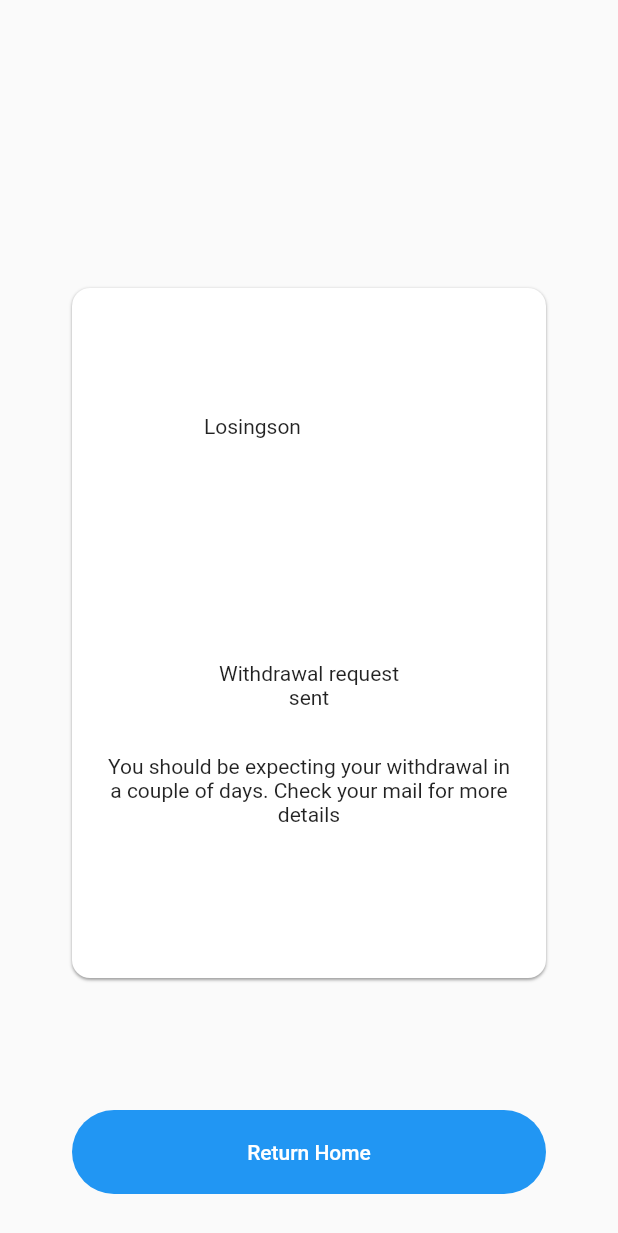
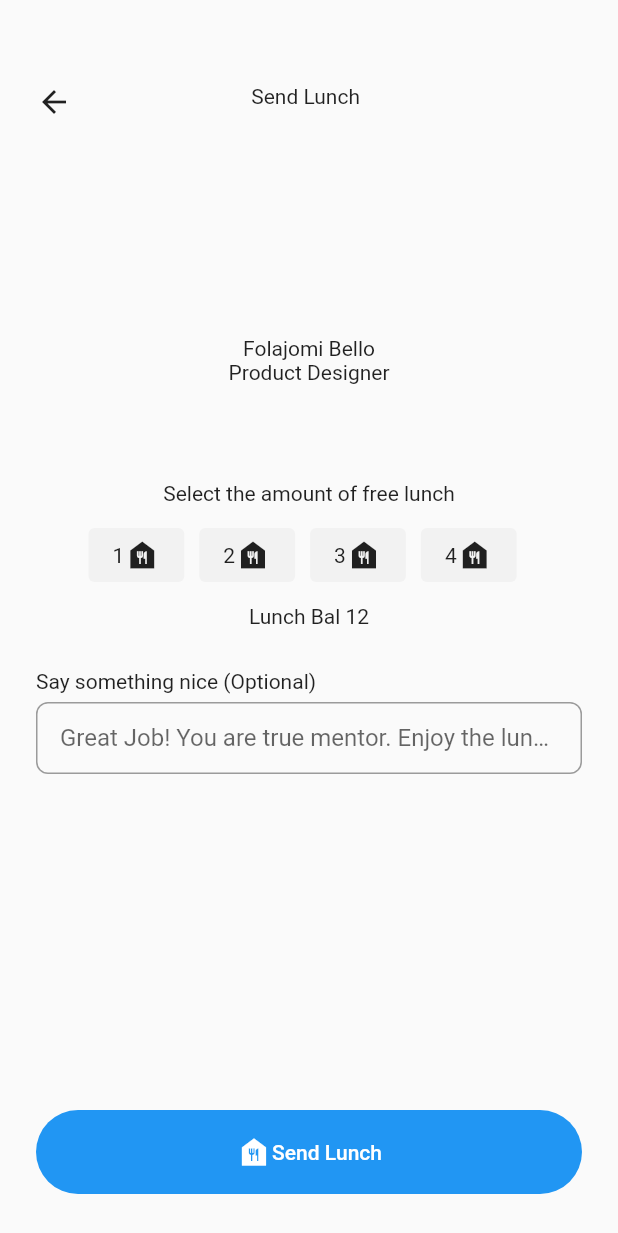
Before and after one commit to glosings0n/HNGx-Track3, a Flutter app: the screen it shows after launch, on a phone screen of 412 x 824 dp. Shown: the top 1233 px of the screen. Run offline on Flutter 3.47's test engine with Material 2 defaults, Android fonts, the phone set to English and light mode, and no system bars.

Commit message:
first screens

```diff
--- /dev/null
+++ b/lib/feature/screens/send.lunch.screen.dart
@@ -0,0 +1,220 @@
+import 'package:flutter/material.dart';
+
+class SendLunchPage extends StatefulWidget {
+  const SendLunchPage({super.key});
+
+  @override
+  State<SendLunchPage> createState() => _SendLunchPageState();
+}
+
+class _SendLunchPageState extends State<SendLunchPage> {
+  final TextEditingController commitController = TextEditingController();
+
+  @override
+  Widget build(BuildContext context) {
+    return Scaffold(
+      body: SingleChildScrollView(
+        child: Stack(
+          children: [
+            Container(
+              margin: const EdgeInsets.only(
+                top: 56,
+                left: 24,
+              ),
+              width: 216,
+              child: const Row(
+                mainAxisAlignment: MainAxisAlignment.spaceBetween,
+                crossAxisAlignment: CrossAxisAlignment.start,
+                children: [
+                  Icon(
+                    Icons.arrow_back,
+                    size: 24,
+                  ),
+                  Text(
+                    'Send Lunch',
+                    textAlign: TextAlign.center,
+                  ),
+                ],
+              ),
+            ),
+            Container(
+              margin: const EdgeInsets.only(
+                top: 136,
+                left: 115,
+                right: 115,
+              ),
+              child: Column(
+                children: [
+                  Center(
+                    child: Container(
+                      width: 88,
+                      height: 88,
+                      decoration: BoxDecoration(
+                        borderRadius: BorderRadius.circular(24),
+                      ),
+                    ),
+                  ),
+                  Text('Folajomi Bello'),
+                  Text('Product Designer'),
+                ],
+              ),
+            ),
+            Container(
+              margin: const EdgeInsets.only(
+                top: 321,
+                left: 59,
+                right: 59,
+              ),
+              child: Column(
+                children: [
+                  Text('Select the amount of free lunch'),
+                  const SizedBox(height: 15),
+                  Row(
+                    children: [
+                      Container(
+                        padding: const EdgeInsets.symmetric(
+                          vertical: 6,
+                          horizontal: 16,
+                        ),
+                        decoration: BoxDecoration(
+                          borderRadius: BorderRadius.circular(4),
+                          color: const Color.fromRGBO(242, 242, 242, 1),
+                        ),
+                        child: const Row(
+                          mainAxisAlignment: MainAxisAlignment.spaceAround,
+                          crossAxisAlignment: CrossAxisAlignment.center,
+                          children: [
+                            Text('1'),
+                            Icon(Icons.food_bank),
+                          ],
+                        ),
+                      ),
+                      const SizedBox(width: 10),
+                      Container(
+                        padding: const EdgeInsets.symmetric(
+                          vertical: 6,
+                          horizontal: 16,
+                        ),
+                        decoration: BoxDecoration(
+                          borderRadius: BorderRadius.circular(4),
+                          color: const Color.fromRGBO(242, 242, 242, 1),
+                        ),
+                        child: const Row(
+                          mainAxisAlignment: MainAxisAlignment.spaceAround,
+                          crossAxisAlignment: CrossAxisAlignment.center,
+                          children: [
+                            Text('2'),
+                            Icon(Icons.food_bank),
+                          ],
+                        ),
+                      ),
+                      const SizedBox(width: 10),
+                      Container(
+                        padding: const EdgeInsets.symmetric(
+                          vertical: 6,
+                          horizontal: 16,
+                        ),
+                        decoration: BoxDecoration(
+                          borderRadius: BorderRadius.circular(4),
+                          color: const Color.fromRGBO(242, 242, 242, 1),
+                        ),
+                        child: const Row(
+                          mainAxisAlignment: MainAxisAlignment.spaceAround,
+                          crossAxisAlignment: CrossAxisAlignment.center,
+                          children: [
+                            Text('3'),
+                            Icon(Icons.food_bank),
+                          ],
+                        ),
+                      ),
+                      const SizedBox(width: 10),
+                      Container(
+                        padding: const EdgeInsets.symmetric(
+                          vertical: 6,
+                          horizontal: 16,
+                        ),
+                        decoration: BoxDecoration(
+                          borderRadius: BorderRadius.circular(4),
+                          color: const Color.fromRGBO(242, 242, 242, 1),
+                        ),
+                        child: const Row(
+                          mainAxisAlignment: MainAxisAlignment.spaceAround,
+                          crossAxisAlignment: CrossAxisAlignment.center,
+                          children: [
+                            Text('4'),
+                            Icon(Icons.food_bank),
+                          ],
+                        ),
+                      ),
+                    ],
+                  ),
+                  const SizedBox(height: 15),
+                  Text('Lunch Bal 12'),
+                ],
+              ),
+            ),
+            Container(
+                margin: const EdgeInsets.only(
+                  top: 446,
+                  left: 24,
+                ),
+                child: const Text('Say something nice (Optional)')),
+            Container(
+              margin: const EdgeInsets.only(
+                top: 468,
+                left: 24,
+                right: 24,
+              ),
+              child: TextField(
+                controller: commitController,
+                decoration: InputDecoration(
+                  contentPadding: const EdgeInsets.symmetric(
+                    vertical: 12,
+                    horizontal: 16,
+                  ),
+                  hintText: 'Great Job! You are true mentor. Enjoy the lunch!',
+                  border: OutlineInputBorder(
+                    borderRadius: BorderRadius.circular(8),
+                    borderSide: const BorderSide(
+                      width: 1,
+                      color: Color.fromRGBO(140, 140, 140, 1),
+                      style: BorderStyle.solid,
+                    ),
+                  ),
+                ),
+              ),
+            ),
+            Container(
+              margin: const EdgeInsets.only(
+                top: 740,
+                left: 24,
+                right: 24,
+              ),
+              width: double.infinity,
+              child: ElevatedButton(
+                onPressed: () {
+                  debugPrint('Send Lunch');
+                },
+                style: ElevatedButton.styleFrom(
+                  fixedSize: const Size(342, 56),
+                  shape: RoundedRectangleBorder(
+                    borderRadius: BorderRadius.circular(32),
+                  ),
+                  elevation: 0,
+                ),
+                child: const Row(
+                  mainAxisAlignment: MainAxisAlignment.center,
+                  crossAxisAlignment: CrossAxisAlignment.center,
+                  children: [
+                    Icon(Icons.food_bank),
+                    Text('Send Lunch'),
+                  ],
+                ),
+              ),
+            ),
+          ],
+        ),
+      ),
+    );
+  }
+}
--- a/lib/feature/screens/sent.request.screen.dart
+++ b/lib/feature/screens/send.request.screen.dart
@@ -65,6 +65,7 @@ class SendRequestPage extends StatelessWidget {
                   left: 24,
                   right: 24,
                 ),
+                width: double.infinity,
                 child: ElevatedButton(
                   onPressed: () {
                     debugPrint('Return Home');
--- a/lib/main.dart
+++ b/lib/main.dart
@@ -1,5 +1,5 @@
 import 'package:flutter/material.dart';
-import 'feature/screens/sent.request.screen.dart';
+import 'feature/screens/send.lunch.screen.dart';
 
 void main() {
   runApp(const MyApp());
@@ -12,7 +12,7 @@ class MyApp extends StatelessWidget {
   @override
   Widget build(BuildContext context) {
     return const MaterialApp(
-      home: SendRequestPage(),
+      home: SendLunchPage(),
     );
   }
 }
```
